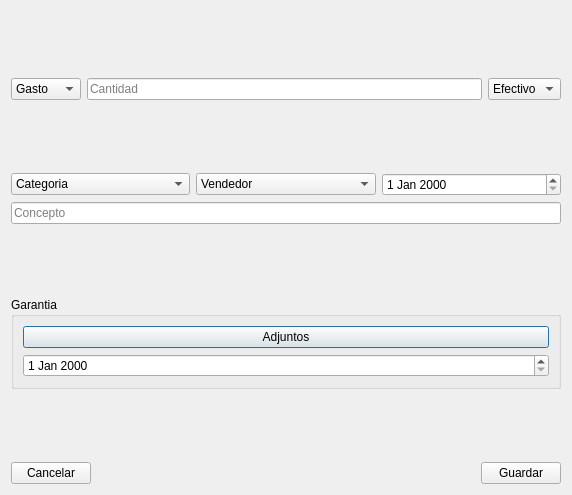
First picture: the form in ui/apuntes.ui, repository eboladev/moneydero, before the edit.
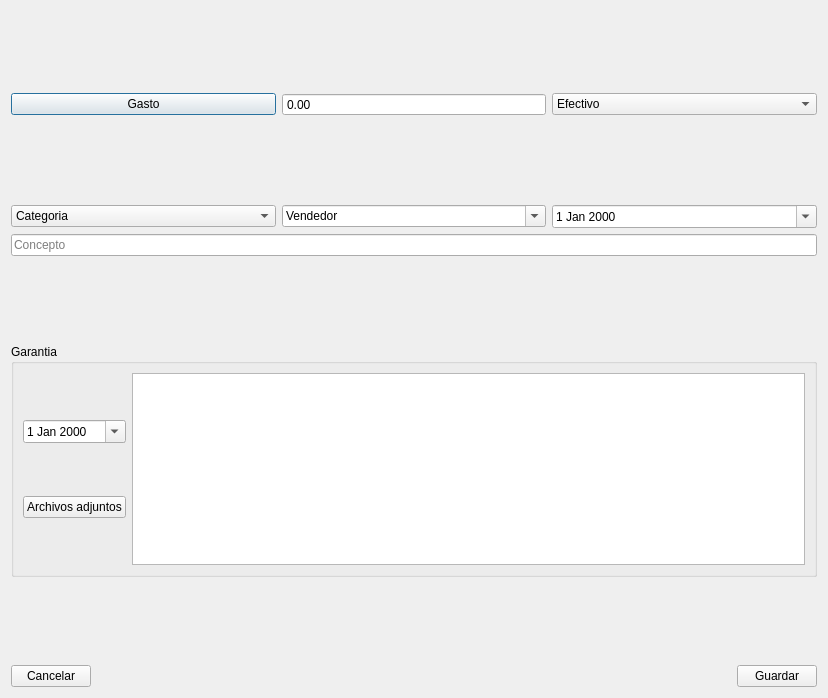
Second picture: the form after the edit.

Commit message: Empezamos a guardar apuntes

What changed in the file:
```diff
--- a/ui/apuntes.ui
+++ b/ui/apuntes.ui
@@ -6,8 +6,8 @@
    <rect>
     <x>0</x>
     <y>0</y>
-    <width>572</width>
-    <height>495</height>
+    <width>828</width>
+    <height>698</height>
    </rect>
   </property>
   <property name="windowTitle">
@@ -30,24 +30,29 @@
    <item>
     <layout class="QHBoxLayout" name="horizontalLayout">
      <item>
-      <widget class="QComboBox" name="comboBox_3">
-       <item>
-        <property name="text">
-         <string>Gasto</string>
-        </property>
-       </item>
-       <item>
-        <property name="text">
-         <string>Ingreso</string>
-        </property>
-       </item>
+      <widget class="QPushButton" name="pushButton_gasto">
+       <property name="text">
+        <string>Gasto</string>
+       </property>
       </widget>
      </item>
      <item>
-      <widget class="QLineEdit" name="lineEdit">
-       <property name="placeholderText">
-        <string>Cantidad</string>
+      <widget class="QDoubleSpinBox" name="doubleSpinBox">
+       <property name="wrapping">
+        <bool>false</bool>
        </property>
+       <property name="buttonSymbols">
+        <enum>QAbstractSpinBox::NoButtons</enum>
+       </property>
+       <property name="specialValueText">
+        <string/>
+       </property>
+       <property name="accelerated">
+        <bool>false</bool>
+       </property>
+       <property name="maximum">
+        <double>999999.989999999990687</double>
+       </property>
       </widget>
      </item>
      <item>
@@ -77,7 +82,10 @@
    <item>
     <layout class="QHBoxLayout" name="horizontalLayout_2">
      <item>
-      <widget class="QComboBox" name="comboBox_2">
+      <widget class="QComboBox" name="comboBox_categoria">
+       <property name="editable">
+        <bool>false</bool>
+       </property>
        <item>
         <property name="text">
          <string>Categoria</string>
@@ -86,7 +94,10 @@
       </widget>
      </item>
      <item>
-      <widget class="QComboBox" name="comboBox_4">
+      <widget class="QComboBox" name="comboBox_vendedor">
+       <property name="editable">
+        <bool>true</bool>
+       </property>
        <item>
         <property name="text">
          <string>Vendedor</string>
@@ -95,7 +106,11 @@
       </widget>
      </item>
      <item>
-      <widget class="QDateEdit" name="dateEdit"/>
+      <widget class="QDateEdit" name="dateEdit_fecha">
+       <property name="calendarPopup">
+        <bool>true</bool>
+       </property>
+      </widget>
      </item>
     </layout>
    </item>
@@ -124,16 +139,30 @@
      <property name="title">
       <string>Garantia</string>
      </property>
-     <layout class="QVBoxLayout" name="verticalLayout">
+     <layout class="QHBoxLayout" name="horizontalLayout_4">
       <item>
-       <widget class="QPushButton" name="pushButton">
-        <property name="text">
-         <string>Adjuntos</string>
-        </property>
-       </widget>
+       <layout class="QVBoxLayout" name="verticalLayout">
+        <item>
+         <widget class="QDateEdit" name="dateEdit_garantia">
+          <property name="buttonSymbols">
+           <enum>QAbstractSpinBox::UpDownArrows</enum>
+          </property>
+          <property name="calendarPopup">
+           <bool>true</bool>
+          </property>
+         </widget>
+        </item>
+        <item>
+         <widget class="QPushButton" name="pushButton_adjuntos">
+          <property name="text">
+           <string>Archivos adjuntos</string>
+          </property>
+         </widget>
+        </item>
+       </layout>
       </item>
       <item>
-       <widget class="QDateEdit" name="dateEdit_2"/>
+       <widget class="QListWidget" name="listWidget"/>
       </item>
      </layout>
     </widget>
```
Left out of the diff: 8 changed lines with no effect on the pictures. The commit also changes 4 other files.
